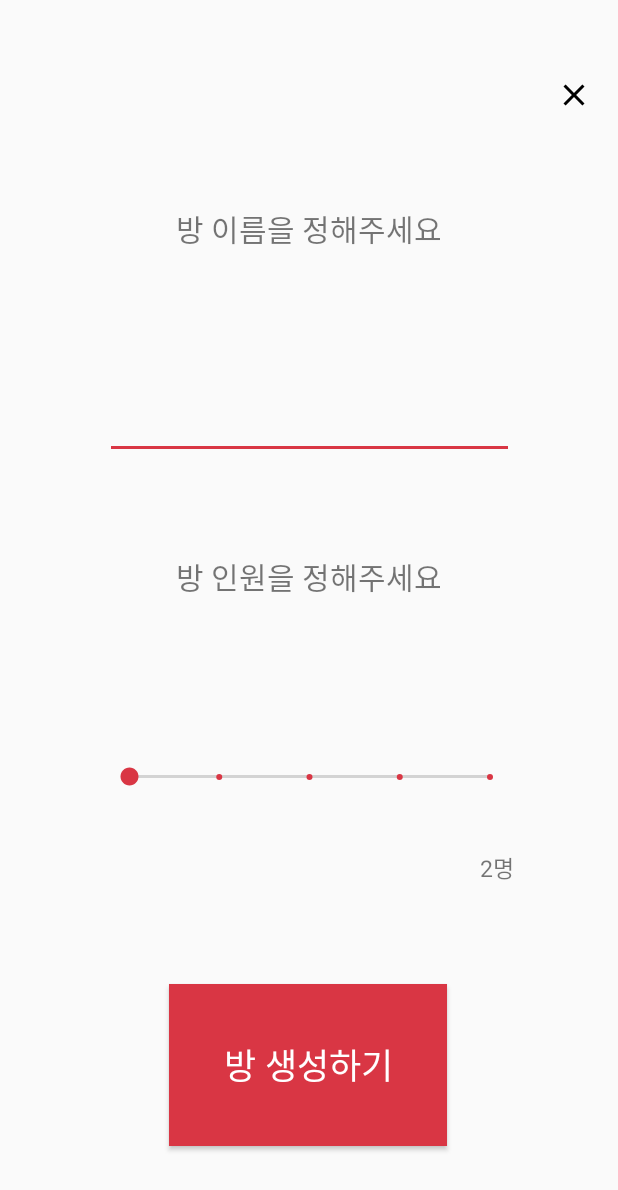
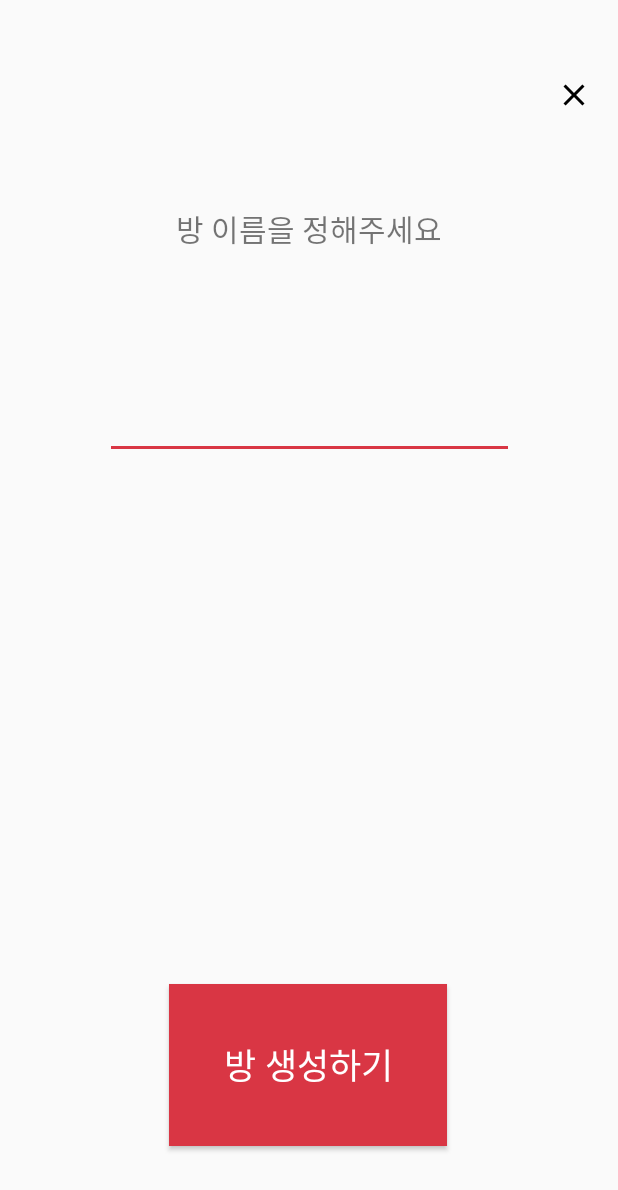
Before and after one commit to DSM-Undefined/Hang-Man_Android, an Android app: the layout dialog_makeroom.xml on its own in the app's theme, with its tools: preview values and no code run, on a phone screen of 412 x 824 dp. Shown: the top 1190 px of the screen. Run offline under Robolectric (Android 15) with nearby library versions, the phone set to English and light mode, and no system bars; network calls fail.

Commit message:
[Refactor]: 방 생성 다이얼로그 seekbar & 코드 주석처리

```diff
--- a/app/src/main/java/com/example/hangman/ui/dialog/MakeRoomDialog.kt
+++ b/app/src/main/java/com/example/hangman/ui/dialog/MakeRoomDialog.kt
@@ -21,21 +21,23 @@ class MakeRoomDialog(context: Context) : Dialog(context), View.OnClickListener {
         setCanceledOnTouchOutside(true)
         window?.setDimAmount(0.8f)
 
-        seekbar_makeroom.setOnSeekBarChangeListener(object : SeekBar.OnSeekBarChangeListener{
-            override fun onProgressChanged(p0: SeekBar?, p1: Int, p2: Boolean) {
-                memberCount = p1
-                tv_count_makeroom.text = "${memberCount}명"
-            }
+        memberCount = 2
 
-            override fun onStartTrackingTouch(p0: SeekBar?) {
-
-            }
-
-            override fun onStopTrackingTouch(p0: SeekBar?) {
-
-            }
-
-        })
+//        seekbar_makeroom.setOnSeekBarChangeListener(object : SeekBar.OnSeekBarChangeListener{
+//            override fun onProgressChanged(p0: SeekBar?, p1: Int, p2: Boolean) {
+//                memberCount = p1
+//                tv_count_makeroom.text = "${memberCount}명"
+//            }
+//
+//            override fun onStartTrackingTouch(p0: SeekBar?) {
+//
+//            }
+//
+//            override fun onStopTrackingTouch(p0: SeekBar?) {
+//
+//            }
+//
+//        })
 
         button_makeroom_makeroom.setOnClickListener(this)
         button_makeroom_cancel.setOnClickListener(this)
--- a/app/src/main/res/layout/dialog_makeroom.xml
+++ b/app/src/main/res/layout/dialog_makeroom.xml
@@ -85,17 +85,17 @@
         android:orientation="horizontal"
         app:layout_constraintGuide_percent="0.518"/>
 
-    <TextView
-        android:id="@+id/tv_headcount_makeroom"
-        android:layout_width="0dp"
-        android:layout_height="0dp"
-        app:layout_constraintTop_toTopOf="@id/makeroom_guide7"
-        app:layout_constraintBottom_toBottomOf="@id/makeroom_guide8"
-        app:layout_constraintStart_toStartOf="@id/makeroom_guide1"
-        app:layout_constraintEnd_toEndOf="@id/makeroom_guide3"
-        android:gravity="center"
-        android:text="방 인원을 정해주세요"
-        android:textSize="20sp"/>
+<!--    <TextView-->
+<!--        android:id="@+id/tv_headcount_makeroom"-->
+<!--        android:layout_width="0dp"-->
+<!--        android:layout_height="0dp"-->
+<!--        app:layout_constraintTop_toTopOf="@id/makeroom_guide7"-->
+<!--        app:layout_constraintBottom_toBottomOf="@id/makeroom_guide8"-->
+<!--        app:layout_constraintStart_toStartOf="@id/makeroom_guide1"-->
+<!--        app:layout_constraintEnd_toEndOf="@id/makeroom_guide3"-->
+<!--        android:gravity="center"-->
+<!--        android:text="방 인원을 정해주세요"-->
+<!--        android:textSize="20sp"/>-->
 
     <androidx.constraintlayout.widget.Guideline
         android:id="@+id/makeroom_guide9"
@@ -111,26 +111,26 @@
         android:orientation="horizontal"
         app:layout_constraintGuide_percent="0.688"/>
 
-    <SeekBar
-        android:id="@+id/seekbar_makeroom"
-        android:layout_width="0dp"
-        android:layout_height="0dp"
-        app:layout_constraintBottom_toBottomOf="@id/makeroom_guide10"
-        app:layout_constraintEnd_toEndOf="@id/makeroom_guide3"
-        app:layout_constraintStart_toStartOf="@id/makeroom_guide1"
-        app:layout_constraintTop_toTopOf="@id/makeroom_guide9"
-        android:max="6"
-        android:min="2"
-        android:tickMark="@drawable/tickmark"/>
+<!--    <SeekBar-->
+<!--        android:id="@+id/seekbar_makeroom"-->
+<!--        android:layout_width="0dp"-->
+<!--        android:layout_height="0dp"-->
+<!--        app:layout_constraintBottom_toBottomOf="@id/makeroom_guide10"-->
+<!--        app:layout_constraintEnd_toEndOf="@id/makeroom_guide3"-->
+<!--        app:layout_constraintStart_toStartOf="@id/makeroom_guide1"-->
+<!--        app:layout_constraintTop_toTopOf="@id/makeroom_guide9"-->
+<!--        android:max="6"-->
+<!--        android:min="2"-->
+<!--        android:tickMark="@drawable/tickmark"/>-->
 
-    <TextView
-        android:id="@+id/tv_count_makeroom"
-        android:layout_width="wrap_content"
-        android:layout_height="wrap_content"
-        app:layout_constraintTop_toBottomOf="@id/seekbar_makeroom"
-        app:layout_constraintEnd_toEndOf="@id/makeroom_guide3"
-        android:textSize="15sp"
-        android:text="2명"/>
+<!--    <TextView-->
+<!--        android:id="@+id/tv_count_makeroom"-->
+<!--        android:layout_width="wrap_content"-->
+<!--        android:layout_height="wrap_content"-->
+<!--        app:layout_constraintTop_toBottomOf="@id/seekbar_makeroom"-->
+<!--        app:layout_constraintEnd_toEndOf="@id/makeroom_guide3"-->
+<!--        android:textSize="15sp"-->
+<!--        android:text="2명"/>-->
 
     <androidx.constraintlayout.widget.Guideline
         android:id="@+id/makeroom_guide11"
```
